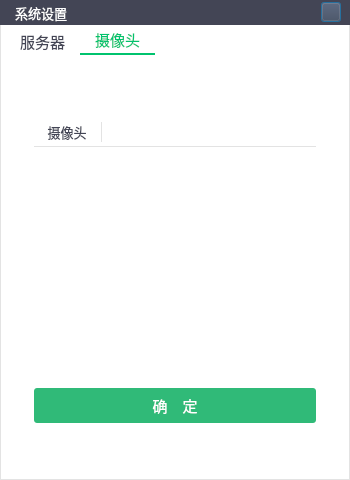
Qt form SoftTerminal/forms/STSetting.ui (sunpu/softterminal) before a commit.
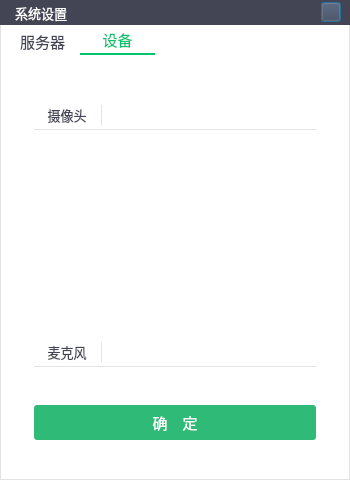
The same form after that commit. The open tabs and pages were chosen to show the change. Icons and pictures are not drawn.

Patch:
```diff
--- a/SoftTerminal/forms/STSetting.ui
+++ b/SoftTerminal/forms/STSetting.ui
@@ -467,7 +467,7 @@
         </widget>
         <widget class="QWidget" name="twCamera">
          <attribute name="title">
-          <string>摄像头</string>
+          <string>设备</string>
          </attribute>
          <layout class="QVBoxLayout" name="verticalLayout_4">
           <item>
@@ -651,6 +651,154 @@
             <layout class="QHBoxLayout" name="horizontalLayout_3"/>
            </widget>
           </item>
+          <item>
+           <widget class="QWidget" name="widget_4" native="true">
+            <layout class="QHBoxLayout" name="horizontalLayout_6">
+             <property name="spacing">
+              <number>0</number>
+             </property>
+             <property name="leftMargin">
+              <number>20</number>
+             </property>
+             <property name="topMargin">
+              <number>10</number>
+             </property>
+             <property name="rightMargin">
+              <number>20</number>
+             </property>
+             <property name="bottomMargin">
+              <number>5</number>
+             </property>
+             <item>
+              <widget class="QWidget" name="widget_12" native="true">
+               <property name="minimumSize">
+                <size>
+                 <width>0</width>
+                 <height>30</height>
+                </size>
+               </property>
+               <property name="maximumSize">
+                <size>
+                 <width>16777215</width>
+                 <height>30</height>
+                </size>
+               </property>
+               <property name="styleSheet">
+                <string notr="true">QWidget#widget_12{border: 0px;border-bottom: 1px solid #e3e3e3;}
+</string>
+               </property>
+               <layout class="QHBoxLayout" name="horizontalLayout_11">
+                <property name="leftMargin">
+                 <number>5</number>
+                </property>
+                <property name="topMargin">
+                 <number>5</number>
+                </property>
+                <property name="rightMargin">
+                 <number>5</number>
+                </property>
+                <property name="bottomMargin">
+                 <number>5</number>
+                </property>
+                <item>
+                 <widget class="QLabel" name="label_4">
+                  <property name="maximumSize">
+                   <size>
+                    <width>60</width>
+                    <height>16777215</height>
+                   </size>
+                  </property>
+                  <property name="font">
+                   <font>
+                    <family>微软雅黑</family>
+                    <pointsize>10</pointsize>
+                   </font>
+                  </property>
+                  <property name="styleSheet">
+                   <string notr="true">color: rgb(67, 69, 85);</string>
+                  </property>
+                  <property name="text">
+                   <string>麦克风</string>
+                  </property>
+                  <property name="alignment">
+                   <set>Qt::AlignCenter</set>
+                  </property>
+                 </widget>
+                </item>
+                <item>
+                 <widget class="QWidget" name="widget_13" native="true">
+                  <property name="minimumSize">
+                   <size>
+                    <width>10</width>
+                    <height>0</height>
+                   </size>
+                  </property>
+                  <property name="maximumSize">
+                   <size>
+                    <width>10</width>
+                    <height>16777215</height>
+                   </size>
+                  </property>
+                  <property name="font">
+                   <font>
+                    <family>Adobe Arabic</family>
+                   </font>
+                  </property>
+                  <property name="styleSheet">
+                   <string notr="true">border: 0px;border-left: 1px solid #e3e3e3;
+</string>
+                  </property>
+                 </widget>
+                </item>
+               </layout>
+              </widget>
+             </item>
+             <item>
+              <widget class="QComboBox" name="cbxMic">
+               <property name="minimumSize">
+                <size>
+                 <width>200</width>
+                 <height>30</height>
+                </size>
+               </property>
+               <property name="font">
+                <font>
+                 <family>微软雅黑</family>
+                 <pointsize>9</pointsize>
+                </font>
+               </property>
+               <property name="focusPolicy">
+                <enum>Qt::WheelFocus</enum>
+               </property>
+               <property name="styleSheet">
+                <string notr="true">QComboBox
+{
+	color: rgb(67, 69, 85);
+	border: 0px;
+	border-bottom: 1px solid #e3e3e3;
+}
+QComboBox::drop-down
+{
+	background-color: white;
+	min-width: 30px;
+}
+QComboBox::down-arrow {
+	image: url(:/SoftTerminal/images/triangle_focus.png);
+}
+QComboBox QAbstractItemView
+{
+border: 1px solid #e3e3e3;
+}
+QComboBox QAbstractItemView::item
+{
+height: 30px;
+}</string>
+               </property>
+              </widget>
+             </item>
+            </layout>
+           </widget>
+          </item>
           <item>
            <spacer name="verticalSpacer_4">
             <property name="orientation">
```
Left out of the diff: 4 changed lines with no effect on the pictures.
